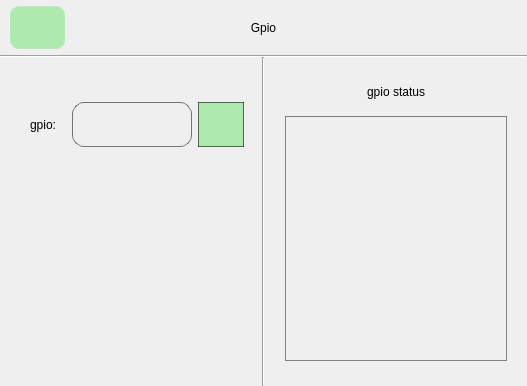
Old version of the form gpio.ui in the repository jizizihe/baijie_demo.
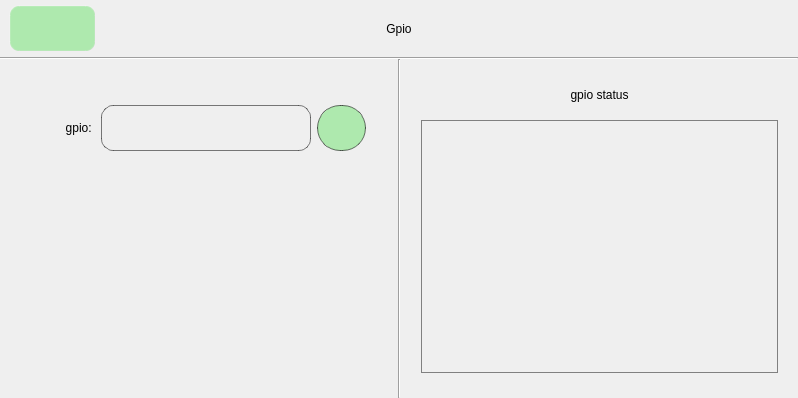
New version of the form. Icons and pictures are not drawn. Custom widgets are drawn as their Qt base class.

Diff of the .ui file:
```diff
--- a/gpio.ui
+++ b/gpio.ui
@@ -6,8 +6,8 @@
    <rect>
     <x>0</x>
     <y>0</y>
-    <width>527</width>
-    <height>386</height>
+    <width>798</width>
+    <height>398</height>
    </rect>
   </property>
   <property name="sizePolicy">
@@ -307,7 +307,7 @@
             <string>gpio: </string>
            </property>
            <property name="alignment">
-            <set>Qt::AlignLeading|Qt::AlignLeft|Qt::AlignVCenter</set>
+            <set>Qt::AlignRight|Qt::AlignTrailing|Qt::AlignVCenter</set>
            </property>
           </widget>
          </item>
```
Left out of the diff: 8 changed lines with no effect on the pictures.
